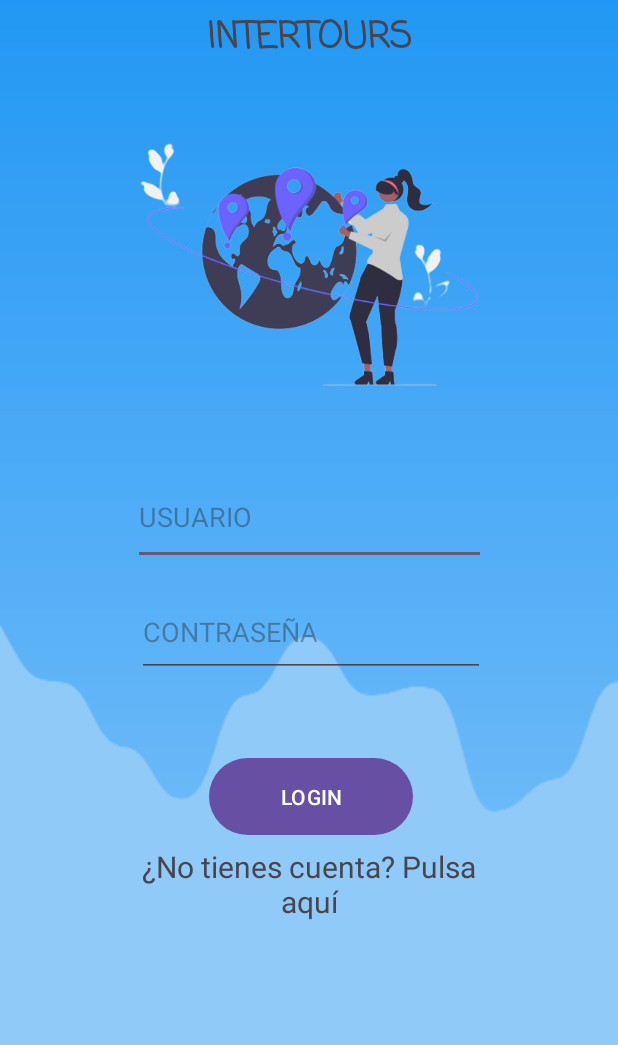
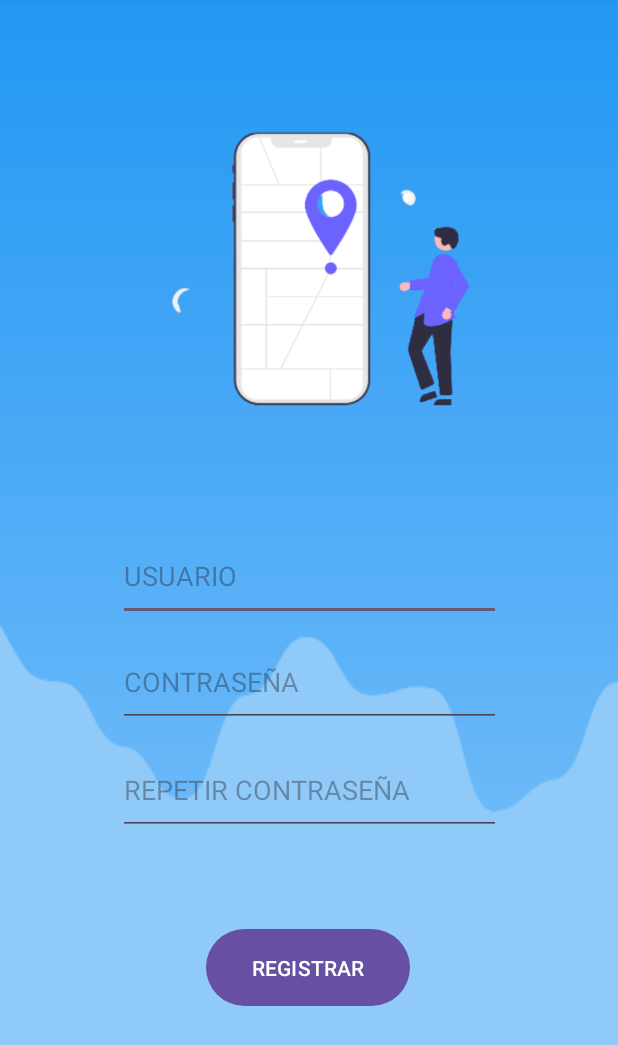
Before and after one commit to JesusArj/InterTours, an Android app: the screen it shows after launch (LoginActivity before the commit, RegisterActivity after it), after a tap on "¿No tienes cuenta? Pulsa aquí", on a phone screen of 412 x 824 dp. Shown: the top 1045 px of the screen. Run offline under Robolectric (Android 15) with nearby library versions, the phone set to English and light mode, and no system bars; libraries missing offline, so code that uses them is left out: com.auth0.android; 1 statement that could not run was skipped.

Commit message:
Mobile App Finish!

```diff
--- a/InterToursApp/app/src/main/AndroidManifest.xml
+++ b/InterToursApp/app/src/main/AndroidManifest.xml
@@ -1,7 +1,6 @@
 <?xml version="1.0" encoding="utf-8"?>
 <manifest xmlns:android="http://schemas.android.com/apk/res/android"
-    xmlns:tools="http://schemas.android.com/tools"
-    >
+    xmlns:tools="http://schemas.android.com/tools">
 
     <uses-permission android:name="android.permission.ACCESS_NETWORK_STATE" />
     <uses-permission android:name="android.permission.INTERNET" />
@@ -9,8 +8,6 @@
     <uses-permission android:name="android.permission.ACCESS_COARSE_LOCATION" />
     <uses-permission android:name="android.permission.READ_EXTERNAL_STORAGE" />
     <uses-permission android:name="android.permission.WRITE_EXTERNAL_STORAGE" />
-
-
 
     <application
         android:allowBackup="true"
@@ -22,7 +19,9 @@
         android:supportsRtl="true"
         android:theme="@style/Theme.InterToursApp"
         tools:targetApi="31">
-
+        <activity
+            android:name=".RegisterActivity"
+            android:exported="false" />
         <!--
              TODO: Before you run your application, you need a Google Maps API key.
 
--- a/InterToursApp/app/src/main/java/com/intertours/intertoursapp/LoginActivity.java
+++ b/InterToursApp/app/src/main/java/com/intertours/intertoursapp/LoginActivity.java
@@ -46,7 +46,7 @@ public class LoginActivity extends AppCompatActivity {
         password = (EditText) findViewById(R.id.LOGIN_PASSWORD);
         register_txt = (TextView) findViewById(R.id.registerTextView);
         SharedPreferences sharedPref = getPreferences(Context.MODE_PRIVATE);
-        sharedPref.edit().remove("jwt").commit();
+        /*sharedPref.edit().remove("jwt").commit();*/
         Call<Boolean> call = apiService.validate( sharedPref.getString("jwt", ""));
         call.enqueue(new Callback<Boolean>() {
             @Override
@@ -96,7 +96,8 @@ public class LoginActivity extends AppCompatActivity {
     }
 
     public void registerClick(View view){
-        Toast.makeText(this, "PULSADO!!!", Toast.LENGTH_SHORT).show();
+        Intent registerRedirection = new Intent(LoginActivity.this, RegisterActivity.class);
+        startActivity(registerRedirection);
     }
 
 }
--- /dev/null
+++ b/InterToursApp/app/src/main/java/com/intertours/intertoursapp/RegisterActivity.java
@@ -0,0 +1,82 @@
+package com.intertours.intertoursapp;
+
+import androidx.appcompat.app.AppCompatActivity;
+
+import android.content.Intent;
+import android.os.Bundle;
+import android.view.View;
+import android.widget.EditText;
+import android.widget.Toast;
+
+import com.google.gson.Gson;
+import com.google.gson.GsonBuilder;
+import com.intertours.intertoursapp.api.ApiService;
+import com.intertours.intertoursapp.api.request.AuthenticationRequest;
+import com.intertours.intertoursapp.utils.AppConstants;
+
+import retrofit2.Call;
+import retrofit2.Callback;
+import retrofit2.Response;
+import retrofit2.Retrofit;
+import retrofit2.converter.gson.GsonConverterFactory;
+
+public class RegisterActivity extends AppCompatActivity {
+
+    private EditText username, password, repeatPassword;
+
+    private final Gson gson = new GsonBuilder().setLenient().create();
+
+    private final Retrofit retrofit = new Retrofit.Builder().baseUrl(AppConstants.API_BASE_URL).addConverterFactory(GsonConverterFactory.create(gson)).build();
+
+    private ApiService apiService = retrofit.create(ApiService.class);
+
+    @Override
+    protected void onCreate(Bundle savedInstanceState) {
+        super.onCreate(savedInstanceState);
+        setContentView(R.layout.activity_register);
+        username = (EditText) findViewById(R.id.REGISTER_USERNAME);
+        password = (EditText) findViewById(R.id.REGISTER_PASSWORD);
+        repeatPassword = (EditText) findViewById(R.id.REGISTER_PASSWORD_REPEAT);
+
+    }
+
+
+    public void registerClick(View view){
+        if(isRegisterValid(username.getText().toString(), password.getText().toString(), repeatPassword.getText().toString())){
+            Call<Void> call = apiService.register(new AuthenticationRequest(username.getText().toString(), password.getText().toString()));
+            call.enqueue(new Callback<Void>() {
+                @Override
+                public void onResponse(Call<Void> call, Response<Void> response) {
+                    if(response.code() == 409){
+                        Toast.makeText(RegisterActivity.this, "Nombre de usuario ya en uso.", Toast.LENGTH_SHORT).show();
+                    }
+                    else if(response.isSuccessful()){
+                        Toast.makeText(RegisterActivity.this, "Usuario registrado correctamente. Ya puede iniciar sesión en el sistema.", Toast.LENGTH_LONG).show();
+                        Intent loginPageRedirection = new Intent(RegisterActivity.this, LoginActivity.class);
+                        startActivity(loginPageRedirection);
+                    }
+                }
+                @Override
+                public void onFailure(Call<Void> call, Throwable t) {
+                    Toast.makeText(RegisterActivity.this, "Error interno. Inténtelo de nuevo más tarde.", Toast.LENGTH_LONG).show();
+                }
+            });
+        }
+    }
+
+    private boolean isRegisterValid( String username, String pass, String repeatPass){
+        if(username.trim().isEmpty()){
+            Toast.makeText(this, "Nombre de usuario no válido.", Toast.LENGTH_SHORT).show();
+        }
+        else if(!pass.equals(repeatPass)){
+            Toast.makeText(this, "Las contraseñas no coinciden.", Toast.LENGTH_SHORT).show();
+            return false;
+        }
+        else if(pass.length() < 8 ){
+            Toast.makeText(this, "La contraseña debe tener al menos 8 caracteres.", Toast.LENGTH_SHORT).show();
+            return false;
+        }
+        return true;
+    }
+
+}
--- a/InterToursApp/app/src/main/java/com/intertours/intertoursapp/api/ApiService.java
+++ b/InterToursApp/app/src/main/java/com/intertours/intertoursapp/api/ApiService.java
@@ -22,6 +22,9 @@ public interface ApiService {
     @POST("auth/login")
     Call<String> login(@Body AuthenticationRequest request);
 
+    @POST("auth/registerTurista")
+    Call<Void> register(@Body AuthenticationRequest request);
+
     @GET("auth/validateToken")
     Call<Boolean> validate(@Query("token") String token);
 
--- /dev/null
+++ b/InterToursApp/app/src/main/res/layout/activity_register.xml
@@ -0,0 +1,74 @@
+<?xml version="1.0" encoding="utf-8"?>
+<androidx.constraintlayout.widget.ConstraintLayout xmlns:android="http://schemas.android.com/apk/res/android"
+    xmlns:app="http://schemas.android.com/apk/res-auto"
+    xmlns:tools="http://schemas.android.com/tools"
+    android:layout_width="match_parent"
+    android:layout_height="match_parent"
+    android:background="@drawable/background"
+    tools:context=".RegisterActivity">
+
+    <ImageView
+        android:id="@+id/imageView2"
+        android:layout_width="330dp"
+        android:layout_height="342dp"
+        android:layout_marginTop="8dp"
+        app:layout_constraintEnd_toEndOf="parent"
+        app:layout_constraintHorizontal_bias="0.802"
+        app:layout_constraintStart_toStartOf="parent"
+        app:layout_constraintTop_toTopOf="parent"
+        app:srcCompat="@drawable/register_icon" />
+
+    <EditText
+        android:id="@+id/REGISTER_USERNAME"
+        android:layout_width="255dp"
+        android:layout_height="60dp"
+        android:layout_marginTop="4dp"
+        android:ems="10"
+        android:hint="USUARIO"
+        android:inputType="text"
+        app:layout_constraintEnd_toEndOf="parent"
+        app:layout_constraintStart_toStartOf="parent"
+        app:layout_constraintTop_toBottomOf="@+id/imageView2" />
+
+    <EditText
+        android:id="@+id/REGISTER_PASSWORD"
+        android:layout_width="255dp"
+        android:layout_height="60dp"
+        android:ems="10"
+        android:hint="CONTRASEÑA"
+        android:inputType="textPassword"
+        android:textColor="#000000"
+        app:layout_constraintBottom_toBottomOf="parent"
+        app:layout_constraintEnd_toEndOf="parent"
+        app:layout_constraintStart_toStartOf="parent"
+        app:layout_constraintTop_toBottomOf="@+id/REGISTER_USERNAME"
+        app:layout_constraintVertical_bias="0.031" />
+
+    <EditText
+        android:id="@+id/REGISTER_PASSWORD_REPEAT"
+        android:layout_width="255dp"
+        android:layout_height="60dp"
+        android:ems="10"
+        android:hint="REPETIR CONTRASEÑA"
+        android:inputType="textPassword"
+        android:textColor="#000000"
+        app:layout_constraintBottom_toBottomOf="parent"
+        app:layout_constraintEnd_toEndOf="parent"
+        app:layout_constraintStart_toStartOf="parent"
+        app:layout_constraintTop_toBottomOf="@+id/REGISTER_PASSWORD"
+        app:layout_constraintVertical_bias="0.044" />
+
+    <Button
+        android:id="@+id/button"
+        android:layout_width="136dp"
+        android:layout_height="59dp"
+        android:onClick="registerClick"
+        android:text="REGISTRAR"
+        app:layout_constraintBottom_toBottomOf="parent"
+        app:layout_constraintEnd_toEndOf="parent"
+        app:layout_constraintHorizontal_bias="0.498"
+        app:layout_constraintStart_toStartOf="parent"
+        app:layout_constraintTop_toBottomOf="@+id/REGISTER_PASSWORD_REPEAT"
+        app:layout_constraintVertical_bias="0.282" />
+
+</androidx.constraintlayout.widget.ConstraintLayout>
--- a/restapi/src/main/java/com/rutasturisticas/restapi/controller/RutaController.java
+++ b/restapi/src/main/java/com/rutasturisticas/restapi/controller/RutaController.java
@@ -79,10 +79,6 @@ public class RutaController {
 	@GetMapping("/valoracionUser")
 	public ResponseEntity<Integer> getRatingByUser(@RequestParam("id") Integer id,
 			@CookieValue(name = "jwt") String token) {
-		RutaDTO updateRuta = rutaService.getRutaById(id);
-		if (!updateRuta.getAutor().equals(jwtUtil.getUsernameFromToken(token))) {
-			return new ResponseEntity<>(null, HttpStatus.UNAUTHORIZED);
-		}
 		return new ResponseEntity<Integer>(rutaService.getRatingByUser(jwtUtil.getUsernameFromToken(token), id),
 				HttpStatus.OK);
 	}
```
Also changed, not shown: InterToursApp/app/src/main/res/drawable/register_icon.png (added).
